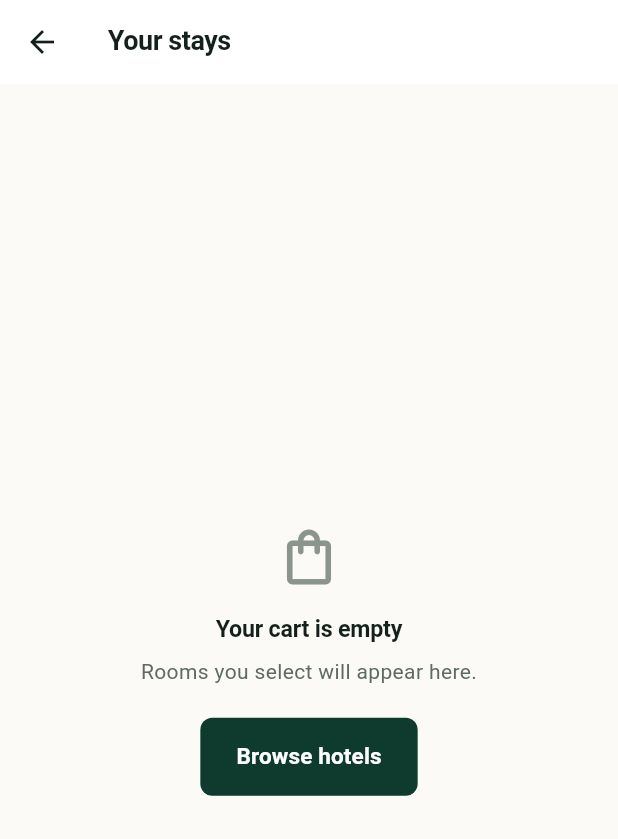
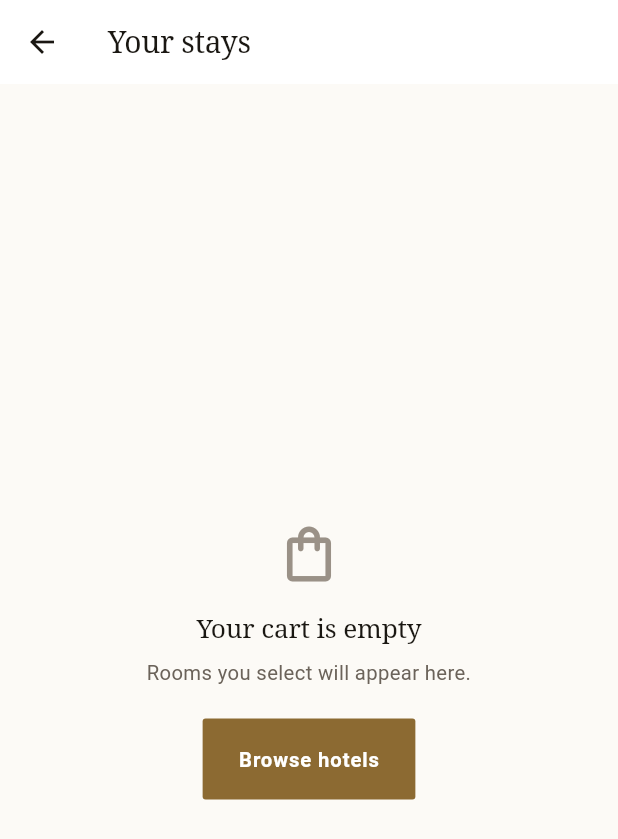
Before and after one commit to j-mary/luxe_stays, a Flutter app: the screen it shows after launch, after a tap on the "shopping bag" icon, on a phone screen of 412 x 824 dp. Shown: the top 839 px of the screen. Run offline on Flutter 3.47's test engine with Material 3 defaults, Android fonts, the phone set to English and light mode, and no system bars; our stand-ins replace cached_network_image, dio, flutter_riverpod, flutter_secure_storage, webview_flutter; network calls fail.

Commit message:
style(theme): move the visual system to a light-and-gold editorial register
Replaces the mint-seeded scheme with warm ivory paper, warm near-black ink
and antique gold, and splits the type scale: serif for display sizes,
section headings, property names and prices; platform sans for body copy,
labels and anything dense. The break sits at titleSmall.

Three things worth recording, because each was a trap:

- Gold cannot carry white text at body size, so there are two golds. The
  filled-button colour is a deepened antique gold at ~4.9:1 against white;
  the brighter gold is spent on marks, rules and overlines, where the
  contrast requirement is lighter.

- ColorScheme.fromSeed tints every container role from the seed hue, so all
  of them are overridden back to a neutral warm grey and surfaceTint is set
  to transparent. Without that a gold wash appears over any scrolled-under
  app bar and every tonal surface.

- The serif resolves from fonts already on the device (Georgia, falling back
  through Times New Roman and Noto Serif), so nothing is bundled and nothing
  is downloaded at runtime. AppTheme.serif() exposes the family plus its
  fallback chain for one-off sizes such as the masthead.

Control radii drop to 2px. AppTheme.plate/onPlate/plateGold expose the ink
plate so the membership panel, image scrims and provenance badges stay in
step instead of each carrying their own hard-coded near-black.

```diff
--- a/lib/app/theme.dart
+++ b/lib/app/theme.dart
@@ -1,83 +1,123 @@
 import 'package:flutter/material.dart';
 
-/// The visual system.
+/// The visual system: warm ivory paper, antique gold, and a serif voice.
 ///
-/// Two decisions shape everything below, and both are corrections of what
-/// `ColorScheme.fromSeed` gives you by default.
+/// Three rules hold it together.
 ///
-/// **Surfaces are neutral, not tinted.** A seeded Material 3 scheme derives
-/// `primaryContainer`, `surfaceContainerHighest` and the elevation overlay from
-/// the seed hue, so every card, banner and app bar ends up washed in a pale
-/// version of the brand colour. It reads as unfinished. Here the surfaces are
-/// warm neutrals separated by hairline borders, and the accent is spent only
-/// where it means something: the primary action, and marks of membership.
+/// **Gold is the accent, charcoal-gold is the action.** A true gold cannot
+/// carry white text at body size, so the filled-button colour is a deepened
+/// antique gold that clears 4.5:1 against white, and the brighter gold is spent
+/// on marks, rules and overlines where contrast requirements are lighter.
 ///
-/// **Hierarchy comes from type and space, not from colour and elevation.**
-/// There are no shadows. Weight, size, letter-spacing and generous whitespace
-/// do the work, which is how the print-derived typography of the hospitality
-/// brands this app sits alongside actually behaves.
+/// **Serif for voice, sans for work.** Display sizes, section headings and
+/// property names are set in a serif; body copy, labels and anything dense
+/// stays in the platform sans, which is what keeps a price list legible at
+/// 12.5px. The serif is resolved from fonts already on the device — no bundled
+/// binary, no runtime download — so the exact face differs slightly between
+/// iOS and Android by design.
+///
+/// **Corners are nearly square.** 2px on controls, none on imagery. Rounded
+/// cards read as software; sharp edges and a hairline rule read as print, which
+/// is the register this product is trying to occupy.
 abstract final class AppTheme {
+  // --- Type ---------------------------------------------------------------
+  /// Georgia exists on iOS and macOS; Android resolves through the fallback
+  /// chain to Noto Serif. Neither platform downloads anything.
+  static const String _serif = 'Georgia';
+  static const List<String> _serifFallback = <String>[
+    'Times New Roman',
+    'Noto Serif',
+    'serif',
+  ];
+
   // --- Light palette ------------------------------------------------------
-  /// Near-black with a faint green cast, so body copy sits in the same family
-  /// as the accent without ever competing with it.
-  static const Color _ink = Color(0xFF14201B);
-  static const Color _inkMuted = Color(0xFF5E6A64);
-  static const Color _inkFaint = Color(0xFF8B948E);
+  /// Warm near-black. A brown cast rather than a blue one, so it sits with the
+  /// gold instead of fighting it.
+  static const Color _ink = Color(0xFF1A1712);
+  static const Color _inkMuted = Color(0xFF6B635A);
+  static const Color _inkFaint = Color(0xFF9A9187);
 
-  /// The accent. Deep enough to carry white text at any size.
-  static const Color _forest = Color(0xFF0E3B2E);
+  /// The action colour. Deep enough for white text at body size (~4.9:1).
+  static const Color _goldDeep = Color(0xFF8C6A32);
 
-  /// Reserved for membership and premium cues - never for ordinary chrome.
-  static const Color _brass = Color(0xFF9A7B4F);
+  /// The accent colour: marks, rules, overlines, membership cues.
+  static const Color _gold = Color(0xFFA9853F);
 
-  static const Color _paper = Color(0xFFFBFAF7);
+  static const Color _paper = Color(0xFFFCFAF6);
   static const Color _card = Color(0xFFFFFFFF);
-  static const Color _hairline = Color(0xFFE5E1D9);
-  static const Color _subtle = Color(0xFFF2F0EA);
+  static const Color _hairline = Color(0xFFE8E1D5);
+  static const Color _subtle = Color(0xFFF4F0E8);
   static const Color _danger = Color(0xFF8C2F22);
 
   // --- Dark palette -------------------------------------------------------
-  static const Color _darkPaper = Color(0xFF10120F);
-  static const Color _darkCard = Color(0xFF181B17);
-  static const Color _darkHairline = Color(0xFF2C302B);
-  static const Color _darkSubtle = Color(0xFF20241F);
-  static const Color _darkInk = Color(0xFFECEFE9);
-  static const Color _darkInkMuted = Color(0xFF9AA39C);
-  static const Color _sage = Color(0xFF7FB79E);
-  static const Color _brassDark = Color(0xFFC9A876);
+  static const Color _darkPaper = Color(0xFF14120F);
+  static const Color _darkCard = Color(0xFF1B1815);
+  static const Color _darkHairline = Color(0xFF302B24);
+  static const Color _darkSubtle = Color(0xFF231F1A);
+  static const Color _darkInk = Color(0xFFF0EBE2);
+  static const Color _darkInkMuted = Color(0xFFA39A8D);
+  static const Color _goldLight = Color(0xFFC6A063);
+
+  /// Ink plate used where the design is deliberately emphatic — the membership
+  /// panel, image scrims. Shared so those surfaces stay in step.
+  static const Color plate = Color(0xFF191510);
+  static const Color onPlate = Color(0xFFF5F1E8);
+  static const Color plateGold = _goldLight;
 
   static ThemeData light() => _build(Brightness.light);
   static ThemeData dark() => _build(Brightness.dark);
+
+  /// A serif [TextStyle] for headings, with the platform fallback chain
+  /// attached. Exposed so a screen can set an occasional oversized serif
+  /// without re-deriving the family.
+  static TextStyle serif({
+    required double size,
+    Color? color,
+    FontWeight weight = FontWeight.w400,
+    double letterSpacing = -0.2,
+    double height = 1.2,
+  }) {
+    return TextStyle(
+      fontFamily: _serif,
+      fontFamilyFallback: _serifFallback,
+      fontSize: size,
+      color: color,
+      fontWeight: weight,
+      letterSpacing: letterSpacing,
+      height: height,
+    );
+  }
 
   static ThemeData _build(Brightness brightness) {
     final bool isLight = brightness == Brightness.light;
 
     final ColorScheme scheme =
-        ColorScheme.fromSeed(seedColor: _forest, brightness: brightness)
+        ColorScheme.fromSeed(seedColor: _goldDeep, brightness: brightness)
             .copyWith(
-      primary: isLight ? _forest : _sage,
-      onPrimary: isLight ? Colors.white : const Color(0xFF06231A),
-      secondary: isLight ? _brass : _brassDark,
+      primary: isLight ? _goldDeep : _goldLight,
+      onPrimary: isLight ? Colors.white : const Color(0xFF241A0B),
+      secondary: isLight ? _gold : _goldLight,
       onSecondary: Colors.white,
       surface: isLight ? _card : _darkCard,
       onSurface: isLight ? _ink : _darkInk,
       onSurfaceVariant: isLight ? _inkMuted : _darkInkMuted,
-      outline: isLight ? _inkFaint : const Color(0xFF4A514B),
+      outline: isLight ? _inkFaint : const Color(0xFF544C42),
       outlineVariant: isLight ? _hairline : _darkHairline,
       error: _danger,
       onError: Colors.white,
-      // Containers are neutral on purpose: a tinted container is exactly the
-      // wash this theme exists to avoid. Widgets that want emphasis use a
-      // border and type weight instead.
+      // Neutral containers. A tinted container is the wash this theme exists to
+      // avoid; emphasis comes from a rule, a weight or the ink plate.
       primaryContainer: isLight ? _subtle : _darkSubtle,
       onPrimaryContainer: isLight ? _ink : _darkInk,
       secondaryContainer: isLight ? _subtle : _darkSubtle,
       onSecondaryContainer: isLight ? _ink : _darkInk,
       surfaceContainerHighest: isLight ? _subtle : _darkSubtle,
-      errorContainer: isLight ? const Color(0xFFF6E7E4) : const Color(0xFF2E1714),
-      onErrorContainer: isLight ? const Color(0xFF5C1E15) : const Color(0xFFF0C8C1),
-      // Kills Material 3's elevation tint overlay, which is what turns a
-      // scrolled-under app bar the colour of the seed.
+      errorContainer:
+          isLight ? const Color(0xFFF7E8E4) : const Color(0xFF2E1714),
+      onErrorContainer:
+          isLight ? const Color(0xFF5C1E15) : const Color(0xFFF0C8C1),
+      // Removes Material 3's elevation tint, which would otherwise put a gold
+      // wash over any scrolled-under app bar.
       surfaceTint: Colors.transparent,
     );
 
@@ -89,7 +129,6 @@ abstract final class AppTheme {
       canvasColor: isLight ? _paper : _darkPaper,
       dividerColor: scheme.outlineVariant,
       splashFactory: InkRipple.splashFactory,
-      visualDensity: VisualDensity.standard,
       textTheme: _textTheme(scheme),
 
       dividerTheme: DividerThemeData(
@@ -98,40 +137,45 @@ abstract final class AppTheme {
         space: 1,
       ),
 
-      // Restrained corner radii. Anything above ~12 starts to read as a toy.
       filledButtonTheme: FilledButtonThemeData(
         style: FilledButton.styleFrom(
-          minimumSize: const Size(64, 52),
+          minimumSize: const Size(64, 54),
           shape: const RoundedRectangleBorder(
-            borderRadius: BorderRadius.all(Radius.circular(8)),
+            borderRadius: BorderRadius.all(Radius.circular(2)),
           ),
+          // Sans, slightly tracked: the action reads as a stamp rather than a
+          // sentence, which is what stops it competing with the serif above it.
+          // Tracking stays modest because most labels here are words rather
+          // than single verbs, and wide tracking on a phrase reads as shouting.
           textStyle: const TextStyle(
-            fontSize: 15,
+            fontSize: 13.5,
             fontWeight: FontWeight.w600,
-            letterSpacing: 0.1,
+            letterSpacing: 0.6,
           ),
         ),
       ),
       outlinedButtonTheme: OutlinedButtonThemeData(
         style: OutlinedButton.styleFrom(
-          minimumSize: const Size(64, 48),
+          minimumSize: const Size(64, 46),
           foregroundColor: scheme.onSurface,
-          side: BorderSide(color: scheme.outlineVariant),
+          side: BorderSide(color: scheme.outline.withAlpha(110)),
           shape: const RoundedRectangleBorder(
-            borderRadius: BorderRadius.all(Radius.circular(8)),
+            borderRadius: BorderRadius.all(Radius.circular(2)),
           ),
           textStyle: const TextStyle(
-            fontSize: 14,
-            fontWeight: FontWeight.w500,
+            fontSize: 12.5,
+            fontWeight: FontWeight.w600,
+            letterSpacing: 0.4,
           ),
         ),
       ),
       textButtonTheme: TextButtonThemeData(
         style: TextButton.styleFrom(
-          foregroundColor: scheme.onSurfaceVariant,
+          foregroundColor: scheme.primary,
           textStyle: const TextStyle(
-            fontSize: 13,
-            fontWeight: FontWeight.w600,
+            fontSize: 12.5,
+            fontWeight: FontWeight.w700,
+            letterSpacing: 0.5,
           ),
         ),
       ),
@@ -139,104 +183,100 @@ abstract final class AppTheme {
         backgroundColor: Colors.transparent,
         side: BorderSide(color: scheme.outlineVariant),
         shape: const RoundedRectangleBorder(
-          borderRadius: BorderRadius.all(Radius.circular(6)),
+          borderRadius: BorderRadius.all(Radius.circular(2)),
         ),
         labelStyle: TextStyle(
-          fontSize: 12.5,
+          fontSize: 12,
           color: scheme.onSurfaceVariant,
           fontWeight: FontWeight.w500,
         ),
         padding: const EdgeInsets.symmetric(horizontal: 4, vertical: 2),
       ),
       progressIndicatorTheme: ProgressIndicatorThemeData(
-        color: scheme.primary,
+        color: scheme.secondary,
         linearMinHeight: 2,
       ),
       snackBarTheme: SnackBarThemeData(
         behavior: SnackBarBehavior.floating,
-        backgroundColor: isLight ? _ink : _darkSubtle,
+        backgroundColor: isLight ? plate : _darkSubtle,
         contentTextStyle: TextStyle(
-          color: isLight ? Colors.white : _darkInk,
-          fontSize: 14,
+          color: isLight ? onPlate : _darkInk,
+          fontSize: 13.5,
         ),
+        actionTextColor: _goldLight,
         shape: const RoundedRectangleBorder(
-          borderRadius: BorderRadius.all(Radius.circular(8)),
+          borderRadius: BorderRadius.all(Radius.circular(2)),
         ),
       ),
     );
   }
 
-  /// Tight, high-contrast display sizes; quiet, roomy body copy.
-  ///
-  /// Negative letter-spacing on the large sizes and positive spacing on the
-  /// small uppercase labels is most of what separates a considered type scale
-  /// from the framework default.
+  /// Serif above, sans below. The break sits at `titleSmall`: everything larger
+  /// carries the brand's voice, everything smaller has a job to do.
   static TextTheme _textTheme(ColorScheme scheme) {
     final Color ink = scheme.onSurface;
     final Color muted = scheme.onSurfaceVariant;
 
     return TextTheme(
-      displaySmall: TextStyle(
-        fontSize: 34,
-        height: 1.1,
-        letterSpacing: -1.0,
+      displaySmall: serif(
+        size: 38,
+        color: ink,
+        letterSpacing: -0.6,
+        height: 1.08,
+      ),
+      headlineMedium: serif(
+        size: 29,
+        color: ink,
+        letterSpacing: -0.4,
+        height: 1.14,
+      ),
+      headlineSmall: serif(
+        size: 23,
+        color: ink,
+        letterSpacing: -0.3,
+        height: 1.2,
+      ),
+      titleLarge: serif(
+        size: 20,
+        color: ink,
+        letterSpacing: -0.2,
+        height: 1.25,
+      ),
+      titleMedium: serif(
+        size: 17.5,
+        color: ink,
+        letterSpacing: -0.1,
+        height: 1.3,
+      ),
+
+      // --- sans, from here down ---
+      titleSmall: TextStyle(
+        fontSize: 13.5,
+        height: 1.3,
+        letterSpacing: 0,
         fontWeight: FontWeight.w600,
         color: ink,
       ),
-      headlineMedium: TextStyle(
-        fontSize: 27,
-        height: 1.15,
-        letterSpacing: -0.7,
-        fontWeight: FontWeight.w600,
-        color: ink,
-      ),
-      headlineSmall: TextStyle(
-        fontSize: 22,
-        height: 1.2,
-        letterSpacing: -0.5,
-        fontWeight: FontWeight.w600,
-        color: ink,
-      ),
-      titleLarge: TextStyle(
-        fontSize: 18,
-        height: 1.25,
-        letterSpacing: -0.3,
-        fontWeight: FontWeight.w600,
-        color: ink,
-      ),
-      titleMedium: TextStyle(
-        fontSize: 15.5,
-        height: 1.3,
-        letterSpacing: -0.15,
-        fontWeight: FontWeight.w600,
-        color: ink,
-      ),
-      titleSmall: TextStyle(
-        fontSize: 14,
-        height: 1.3,
-        letterSpacing: -0.1,
-        fontWeight: FontWeight.w600,
-        color: ink,
-      ),
-      bodyLarge: TextStyle(fontSize: 15.5, height: 1.5, color: ink),
-      bodyMedium: TextStyle(fontSize: 14, height: 1.5, color: ink),
-      bodySmall: TextStyle(fontSize: 13, height: 1.45, color: muted),
+      bodyLarge: TextStyle(fontSize: 15, height: 1.55, color: ink),
+      bodyMedium: TextStyle(fontSize: 13.5, height: 1.55, color: ink),
+      bodySmall: TextStyle(fontSize: 12.5, height: 1.5, color: muted),
       labelLarge: TextStyle(
-        fontSize: 14,
-        fontWeight: FontWeight.w600,
-        letterSpacing: 0.1,
+        fontSize: 13,
+        fontWeight: FontWeight.w700,
+        letterSpacing: 0.8,
         color: ink,
       ),
       labelMedium: TextStyle(
-        fontSize: 12.5,
+        fontSize: 12,
         fontWeight: FontWeight.w500,
         color: muted,
       ),
-      // The overline: small, spaced, uppercase at the call site.
+      // The overline, used uppercase at the call site. Wide tracking is most
+      // of what makes a small label read as editorial rather than as UI chrome.
       labelSmall: TextStyle(
-        fontSize: 10.5,
+        fontSize: 10,
         fontWeight: FontWeight.w700,
-        letterSpacing: 0.9,
+        letterSpacing: 1.4,
         color: muted,
       ),
     );
```
